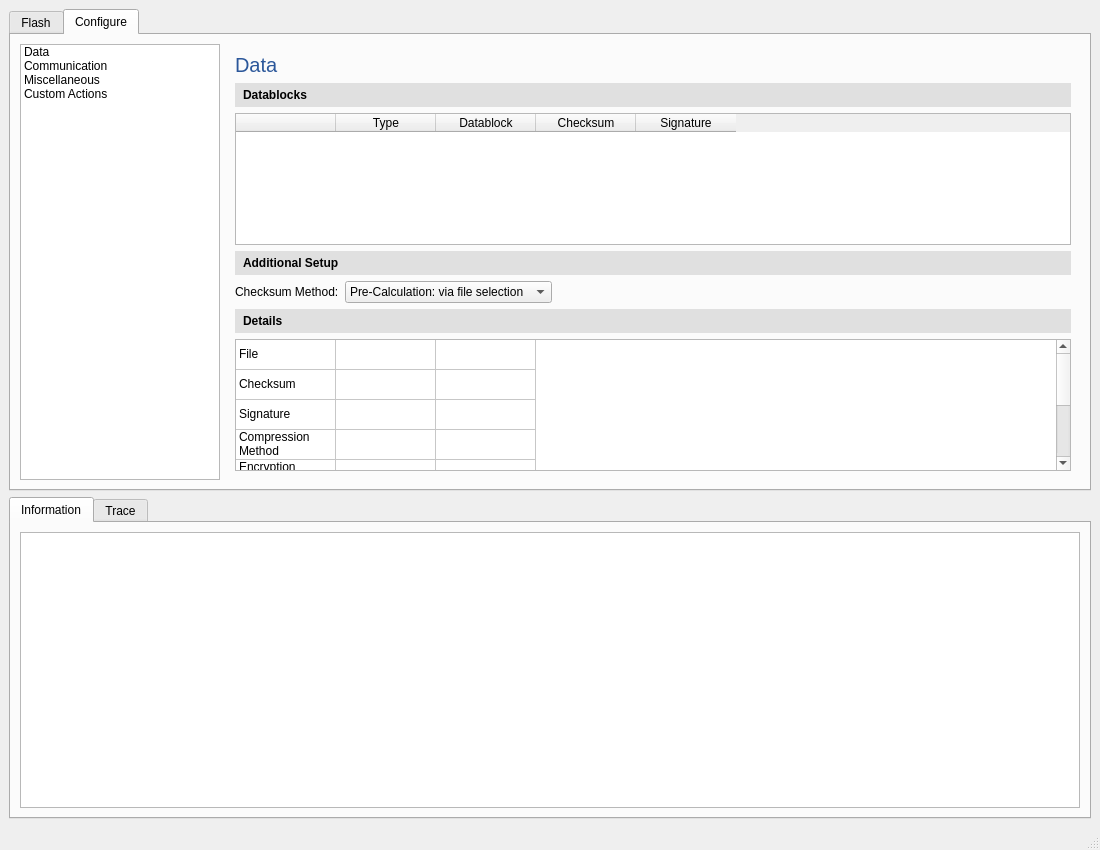
Before: the Qt Designer form gui/main_window.ui in phuctm012/ECU-Flashing-Tool, drawn with Qt 5.
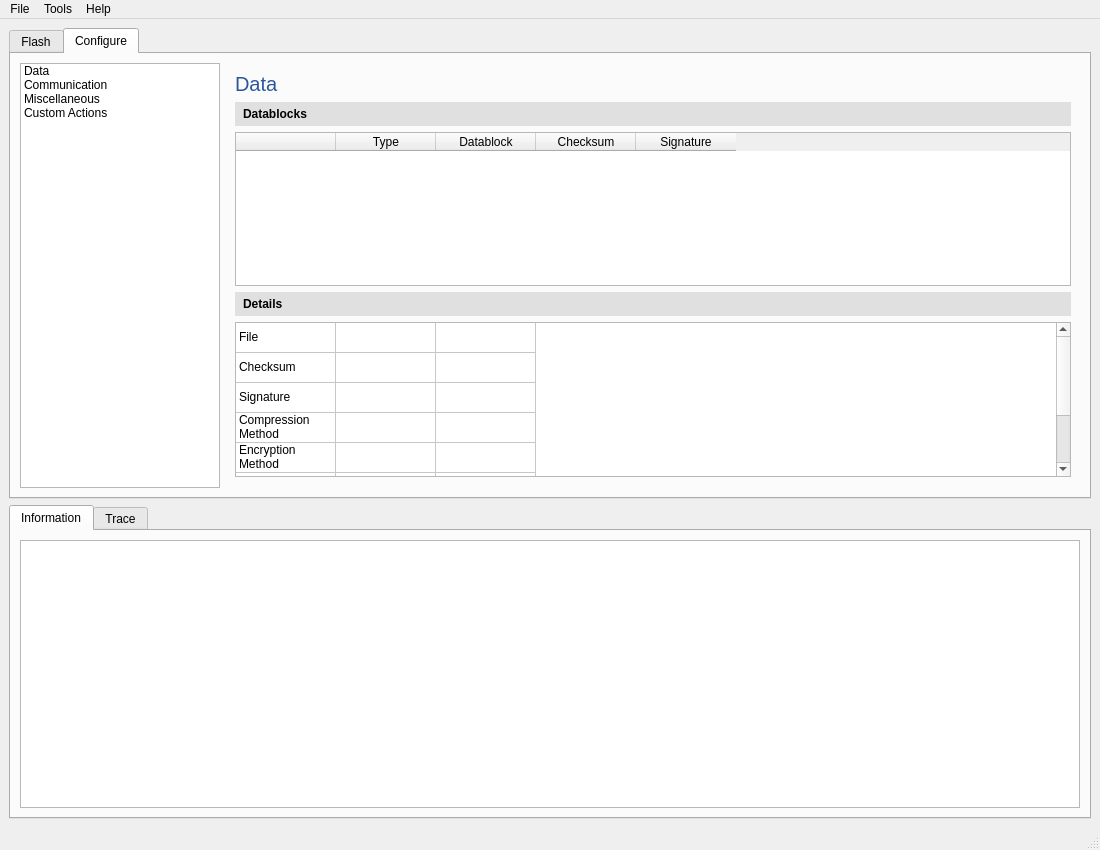
After: the same form once the commit is applied. The open tabs and pages were chosen to show the change.

Commit message: Add menu bar, GUI Test Connection, report export, settings profile, app icon

Diff of the .ui file:
```diff
--- a/gui/main_window.ui
+++ b/gui/main_window.ui
@@ -227,54 +227,6 @@
                </column>
               </widget>
              </item>
-             <item>
-              <widget class="QLabel" name="labelAddSetup">
-               <property name="styleSheet">
-                <string notr="true">background-color: #E0E0E0; padding: 5px; font-weight: bold;</string>
-               </property>
-               <property name="text">
-                <string>Additional Setup</string>
-               </property>
-              </widget>
-             </item>
-             <item>
-              <layout class="QHBoxLayout" name="horizontalLayout_checksumMethod">
-               <item>
-                <widget class="QLabel" name="labelChecksumMethod">
-                 <property name="text">
-                  <string>Checksum Method:</string>
-                 </property>
-                </widget>
-               </item>
-               <item>
-                <widget class="QComboBox" name="comboBoxChecksum">
-                 <item>
-                  <property name="text">
-                   <string>Pre-Calculation: via file selection</string>
-                  </property>
-                 </item>
-                 <item>
-                  <property name="text">
-                   <string>Calculate during flash</string>
-                  </property>
-                 </item>
-                </widget>
-               </item>
-               <item>
-                <spacer name="horizontalSpacer">
-                 <property name="orientation">
-                  <enum>Qt::Horizontal</enum>
-                 </property>
-                 <property name="sizeHint" stdset="0">
-                  <size>
-                   <width>40</width>
-                   <height>20</height>
-                  </size>
-                 </property>
-                </spacer>
-               </item>
-              </layout>
-             </item>
              <item>
               <widget class="QLabel" name="labelDetails">
                <property name="styleSheet">
@@ -832,6 +784,31 @@
      <height>30</height>
     </rect>
    </property>
+   <widget class="QMenu" name="menuFile">
+    <property name="title">
+     <string>File</string>
+    </property>
+    <addaction name="actionLoadFirmware"/>
+    <addaction name="separator"/>
+    <addaction name="actionExit"/>
+   </widget>
+   <widget class="QMenu" name="menuTools">
+    <property name="title">
+     <string>Tools</string>
+    </property>
+    <addaction name="actionTestConnection"/>
+    <addaction name="actionExportReport"/>
+   </widget>
+   <widget class="QMenu" name="menuHelp">
+    <property name="title">
+     <string>Help</string>
+    </property>
+    <addaction name="actionAbout"/>
+    <addaction name="actionOpenGuideline"/>
+   </widget>
+   <addaction name="menuFile"/>
+   <addaction name="menuTools"/>
+   <addaction name="menuHelp"/>
   </widget>
   <widget class="QStatusBar" name="statusbar"/>
  </widget>
```
Left out of the diff: 30 changed lines with no effect on the pictures. The commit also changes 24 other files.
